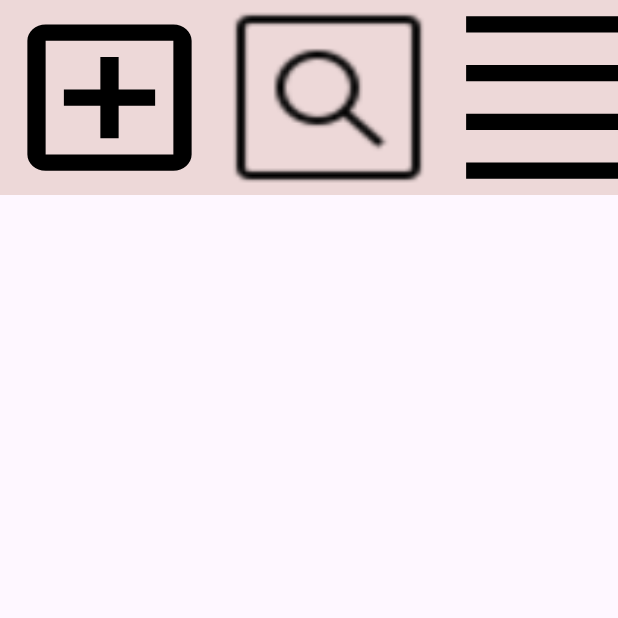
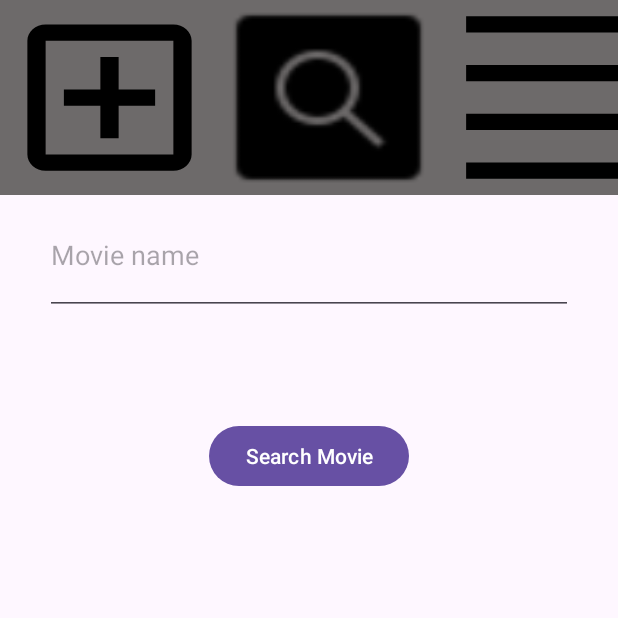
Before and after one commit to tejasshah2k19/AndroidClub25Sun11, an Android app: the screen it shows after launch (MovieActivity), after a tap on an icon or button, on a phone screen of 412 x 824 dp, the top half of it. Run offline under Robolectric (Android 15) with nearby library versions, the phone set to English and light mode, and no system bars; 1 other tap on this screen came first.

Commit message:
fragment

```diff
--- a/app/src/main/java/com/royal/androidclub25sun11/MovieActivity.java
+++ b/app/src/main/java/com/royal/androidclub25sun11/MovieActivity.java
@@ -2,6 +2,7 @@ package com.royal.androidclub25sun11;
 
 import android.os.Bundle;
 import android.view.View;
+import android.widget.FrameLayout;
 import android.widget.ImageButton;
 
 import androidx.activity.EdgeToEdge;
@@ -9,13 +10,19 @@ import androidx.appcompat.app.AppCompatActivity;
 import androidx.core.graphics.Insets;
 import androidx.core.view.ViewCompat;
 import androidx.core.view.WindowInsetsCompat;
+import androidx.fragment.app.FragmentManager;
+import androidx.fragment.app.FragmentTransaction;
+
+import com.royal.androidclub25sun11.fragment.AddMovieFragment;
+import com.royal.androidclub25sun11.fragment.ListMovieFragment;
+import com.royal.androidclub25sun11.fragment.SearchMovieFragment;
 
 public class MovieActivity extends AppCompatActivity {
 
     ImageButton imgBtnAdd;
     ImageButton imgBtnSearch;
     ImageButton imgBtnList;
-
+    FrameLayout frameMaster;
     @Override
     protected void onCreate(Bundle savedInstanceState) {
         super.onCreate(savedInstanceState);
@@ -29,13 +36,59 @@ public class MovieActivity extends AppCompatActivity {
 
         imgBtnAdd = findViewById(R.id.imgBtnMovieAdd);
         imgBtnSearch = findViewById(R.id.imgBtnMovieSearch);
-        imgBtnList = findViewById(R.id.imgBtnMovieSearch);
+        imgBtnList = findViewById(R.id.imgBtnMovieList);
+        frameMaster = findViewById(R.id.frameMovieMaster);
+
+        //add movie fragment
+        FragmentManager fragmentManager = getSupportFragmentManager();
+        FragmentTransaction fragmentTransaction = fragmentManager.beginTransaction();
+
+        fragmentTransaction.replace(R.id.frameMovieMaster,new AddMovieFragment());
+        fragmentTransaction.addToBackStack(null);
+
+        fragmentTransaction.commit();
 
 
         imgBtnSearch.setOnClickListener(new View.OnClickListener() {
             @Override
             public void onClick(View view) {
                 imgBtnAdd.setBackground(getResources().getDrawable(R.drawable.empty_add_box_24));
+                imgBtnSearch.setBackground(getResources().getDrawable(R.drawable.fill_search));
+                imgBtnList.setBackground(getApplicationContext().getDrawable(R.drawable.empty_list));
+               //
+                FragmentTransaction fragmentTransaction = fragmentManager.beginTransaction();
+                fragmentTransaction.replace(R.id.frameMovieMaster,new SearchMovieFragment());
+                fragmentTransaction.addToBackStack(null);
+                fragmentTransaction.commit();
+
+            }
+        });
+
+
+        imgBtnAdd.setOnClickListener(new View.OnClickListener() {
+            @Override
+            public void onClick(View view) {
+                imgBtnAdd.setBackground(getResources().getDrawable(R.drawable.fill_add_box_18));
+                imgBtnSearch.setBackground(getResources().getDrawable(R.drawable.empty_search_50));
+                imgBtnList.setBackground(getApplicationContext().getDrawable(R.drawable.empty_list));
+                FragmentTransaction fragmentTransaction = fragmentManager.beginTransaction();
+                fragmentTransaction.replace(R.id.frameMovieMaster,new AddMovieFragment());
+                fragmentTransaction.addToBackStack(null);
+                fragmentTransaction.commit();
+
+            }
+        });
+
+        imgBtnList.setOnClickListener(new View.OnClickListener() {
+            @Override
+            public void onClick(View view) {
+                imgBtnAdd.setBackground(getResources().getDrawable(R.drawable.empty_add_box_24));
+                imgBtnSearch.setBackground(getResources().getDrawable(R.drawable.empty_search_50));
+                imgBtnList.setBackground(getApplicationContext().getDrawable(R.drawable.fill_list_24));
+                FragmentTransaction fragmentTransaction = fragmentManager.beginTransaction();
+                fragmentTransaction.replace(R.id.frameMovieMaster,new ListMovieFragment());
+                fragmentTransaction.addToBackStack(null);
+                fragmentTransaction.commit();
             }
         });
 
--- /dev/null
+++ b/app/src/main/java/com/royal/androidclub25sun11/fragment/AddMovieFragment.java
@@ -0,0 +1,66 @@
+package com.royal.androidclub25sun11.fragment;
+
+import android.os.Bundle;
+
+import androidx.fragment.app.Fragment;
+
+import android.view.LayoutInflater;
+import android.view.View;
+import android.view.ViewGroup;
+
+import com.royal.androidclub25sun11.R;
+
+/**
+ * A simple {@link Fragment} subclass.
+ * Use the {@link AddMovieFragment#newInstance} factory method to
+ * create an instance of this fragment.
+ */
+public class AddMovieFragment extends Fragment {
+
+    // TODO: Rename parameter arguments, choose names that match
+    // the fragment initialization parameters, e.g. ARG_ITEM_NUMBER
+    private static final String ARG_PARAM1 = "param1";
+    private static final String ARG_PARAM2 = "param2";
+
+    // TODO: Rename and change types of parameters
+    private String mParam1;
+    private String mParam2;
+
+    public AddMovieFragment() {
+        // Required empty public constructor
+    }
+
+    /**
+     * Use this factory method to create a new instance of
+     * this fragment using the provided parameters.
+     *
+     * @param param1 Parameter 1.
+     * @param param2 Parameter 2.
+     * @return A new instance of fragment AddMovieFragment.
+     */
+    // TODO: Rename and change types and number of parameters
+    public static AddMovieFragment newInstance(String param1, String param2) {
+        AddMovieFragment fragment = new AddMovieFragment();
+        Bundle args = new Bundle();
+        args.putString(ARG_PARAM1, param1);
+        args.putString(ARG_PARAM2, param2);
+        fragment.setArguments(args);
+        return fragment;
+    }
+
+    @Override
+    public void onCreate(Bundle savedInstanceState) {
+        super.onCreate(savedInstanceState);
+        if (getArguments() != null) {
+            mParam1 = getArguments().getString(ARG_PARAM1);
+            mParam2 = getArguments().getString(ARG_PARAM2);
+        }
+    }
+
+    @Override
+    public View onCreateView(LayoutInflater inflater, ViewGroup container,
+                             Bundle savedInstanceState) {
+        // Inflate the layout for this fragment
+        return inflater.inflate(R.layout.fragment_add_movie, container, false);
+    }
+}
--- /dev/null
+++ b/app/src/main/java/com/royal/androidclub25sun11/fragment/SearchMovieFragment.java
@@ -0,0 +1,66 @@
+package com.royal.androidclub25sun11.fragment;
+
+import android.os.Bundle;
+
+import androidx.fragment.app.Fragment;
+
+import android.view.LayoutInflater;
+import android.view.View;
+import android.view.ViewGroup;
+
+import com.royal.androidclub25sun11.R;
+
+/**
+ * A simple {@link Fragment} subclass.
+ * Use the {@link SearchMovieFragment#newInstance} factory method to
+ * create an instance of this fragment.
+ */
+public class SearchMovieFragment extends Fragment {
+
+    // TODO: Rename parameter arguments, choose names that match
+    // the fragment initialization parameters, e.g. ARG_ITEM_NUMBER
+    private static final String ARG_PARAM1 = "param1";
+    private static final String ARG_PARAM2 = "param2";
+
+    // TODO: Rename and change types of parameters
+    private String mParam1;
+    private String mParam2;
+
+    public SearchMovieFragment() {
+        // Required empty public constructor
+    }
+
+    /**
+     * Use this factory method to create a new instance of
+     * this fragment using the provided parameters.
+     *
+     * @param param1 Parameter 1.
+     * @param param2 Parameter 2.
+     * @return A new instance of fragment SearchMovieFragment.
+     */
+    // TODO: Rename and change types and number of parameters
+    public static SearchMovieFragment newInstance(String param1, String param2) {
+        SearchMovieFragment fragment = new SearchMovieFragment();
+        Bundle args = new Bundle();
+        args.putString(ARG_PARAM1, param1);
+        args.putString(ARG_PARAM2, param2);
+        fragment.setArguments(args);
+        return fragment;
+    }
+
+    @Override
+    public void onCreate(Bundle savedInstanceState) {
+        super.onCreate(savedInstanceState);
+        if (getArguments() != null) {
+            mParam1 = getArguments().getString(ARG_PARAM1);
+            mParam2 = getArguments().getString(ARG_PARAM2);
+        }
+    }
+
+    @Override
+    public View onCreateView(LayoutInflater inflater, ViewGroup container,
+                             Bundle savedInstanceState) {
+        // Inflate the layout for this fragment
+        return inflater.inflate(R.layout.fragment_search_movie, container, false);
+    }
+}
--- /dev/null
+++ b/app/src/main/res/drawable/fill_list_24.xml
@@ -0,0 +1,11 @@
+<vector xmlns:android="http://schemas.android.com/apk/res/android"
+    android:width="24dp"
+    android:height="24dp"
+    android:viewportWidth="24"
+    android:viewportHeight="24"
+    android:tint="?attr/colorControlNormal"
+    android:autoMirrored="true">
+  <path
+      android:fillColor="@color/black"
+      android:pathData="M3,14h4v-4H3V14zM3,19h4v-4H3V19zM3,9h4V5H3V9zM8,14h13v-4H8V14zM8,19h13v-4H8V19zM8,5v4h13V5H8z"/>
+</vector>
--- a/app/src/main/res/layout/activity_movie.xml
+++ b/app/src/main/res/layout/activity_movie.xml
@@ -19,7 +19,7 @@
             android:layout_width="146dp"
             android:layout_height="match_parent"
             android:id="@+id/imgBtnMovieAdd"
-            android:background="@drawable/baseline_add_box_18"
+            android:background="@drawable/fill_add_box_18"
             />
 
         <ImageButton
@@ -37,4 +37,11 @@
             />
     </LinearLayout>
 
+    <FrameLayout
+        android:layout_width="match_parent"
+        android:layout_height="860dp"
+        android:id="@+id/frameMovieMaster"
+        android:layout_below="@id/linearLayoutMovieButton"
+        />
+
 </RelativeLayout>
--- /dev/null
+++ b/app/src/main/res/layout/fragment_search_movie.xml
@@ -0,0 +1,28 @@
+<?xml version="1.0" encoding="utf-8"?>
+<FrameLayout xmlns:android="http://schemas.android.com/apk/res/android"
+    xmlns:tools="http://schemas.android.com/tools"
+    android:layout_width="match_parent"
+    android:layout_height="match_parent"
+    tools:context=".fragment.SearchMovieFragment">
+
+    <EditText
+        android:layout_width="match_parent"
+        android:layout_height="80dp"
+        android:id="@+id/edtSearchMovieName"
+        android:layout_marginStart="30dp"
+        android:layout_marginEnd="30dp"
+        android:hint="@string/movie_name"
+        />
+
+
+    <Button
+        android:layout_width="wrap_content"
+        android:layout_height="wrap_content"
+        android:id="@+id/btnSearchMovie"
+        android:layout_marginTop="150dp"
+        android:layout_gravity="center_horizontal"
+        android:text="@string/search_movie"
+        />
+
+
+</FrameLayout>
--- a/app/src/main/res/values/colors.xml
+++ b/app/src/main/res/values/colors.xml
@@ -7,5 +7,7 @@
     <color name="teal_700">#FF018786</color>
     <color name="black">#FF000000</color>
     <color name="white">#FFFFFFFF</color>
-    <color name="grey">#EDD8D8</color>
+    <color name="grey">#6D6A6A</color>
+    <color name="bg">#403B3B</color>
+
 </resources>
--- a/app/src/main/res/values/strings.xml
+++ b/app/src/main/res/values/strings.xml
@@ -16,4 +16,9 @@
     <string name="book_name">Book Name</string>
     <string name="book_price">Book Price</string>
     <string name="calculate_price">Calculate Price</string>
+    <!-- TODO: Remove or change this placeholder text -->
+    <string name="hello_blank_fragment">Hello blank fragment</string>
+    <string name="movie_name">Movie name</string>
+    <string name="add_movie">Add Movie</string>
+    <string name="search_movie">Search Movie</string>
 </resources>
```
Also changed, not shown: app/src/main/java/com/royal/androidclub25sun11/fragment/ListMovieFragment.java (added, +66 -0 lines), app/src/main/res/drawable/empty_list_24px.xml (added, +10 -0 lines), app/src/main/res/layout/fragment_add_movie.xml (added, +35 -0 lines), app/src/main/res/layout/fragment_list_movie.xml (added, +18 -0 lines), app/src/main/res/drawable/fill_add_box_18.xml (renamed from app/src/main/res/drawable/baseline_add_box_18.xml), app/src/main/res/drawable/fill_search.png.
